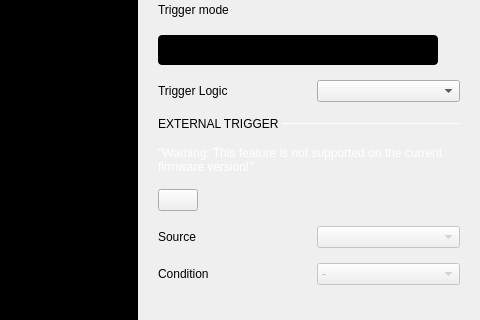
Above: ui/logic_analyzer.ui from analogdevicesinc/scopy before the change; both pictures show x 800 to 1280 and y 156 to 476 of the 1280 by 654 pixel window. Below: the same form after it.
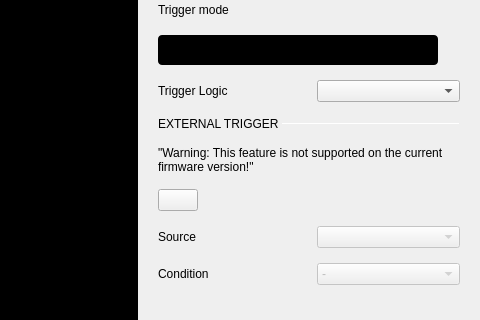
That is the form after the change. The open tabs and pages were chosen to show the change. Icons and pictures are not drawn. Custom widgets are drawn as their Qt base class.

What changed in the file:
```diff
--- a/ui/logic_analyzer.ui
+++ b/ui/logic_analyzer.ui
@@ -1264,9 +1264,6 @@
                         <verstretch>0</verstretch>
                        </sizepolicy>
                       </property>
-                      <property name="styleSheet">
-                       <string notr="true">color: white;</string>
-                      </property>
                       <property name="text">
                        <string>&quot;Warning: This feature is not supported on the current firmware version!&quot;</string>
                       </property>
```
